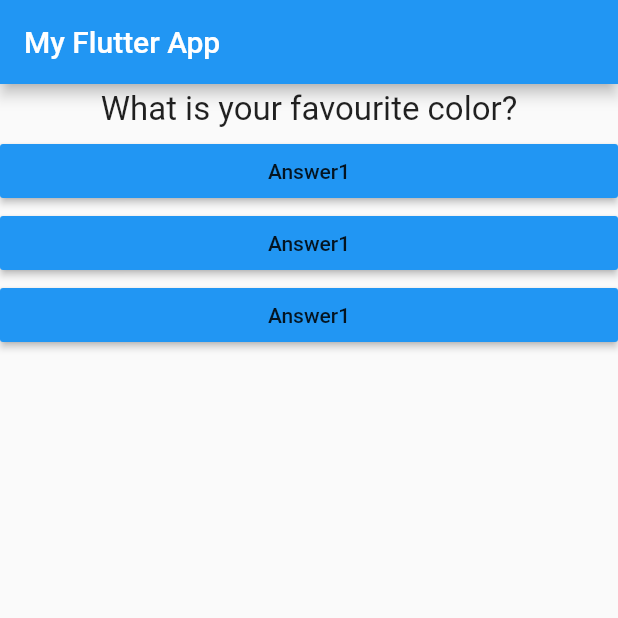
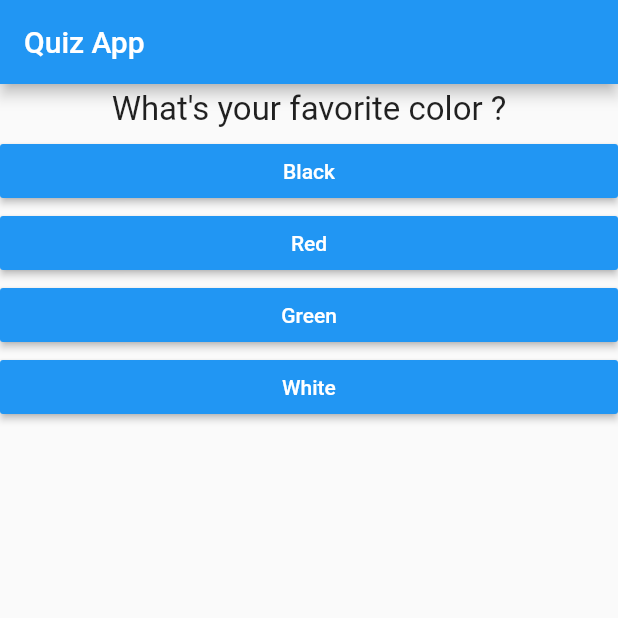
Before and after one commit to sohanzz/Flutter_complete_guide, a Flutter app: the screen it shows after launch, on a phone screen of 412 x 824 dp, the top half of it. Run offline on Flutter 3.47's test engine with Material 2 defaults, Android fonts, the phone set to English and light mode, and no system bars.

Commit message:
App restructure

```diff
--- a/lib/answer.dart
+++ b/lib/answer.dart
@@ -2,8 +2,9 @@ import 'package:flutter/material.dart';
 
 class Answer extends StatelessWidget {
   final Function selectHandler;
+  final String answerText;
 
-  Answer(this.selectHandler);
+  Answer(this.selectHandler, this.answerText);
 
   @override
   Widget build(BuildContext context) {
@@ -11,7 +12,8 @@ class Answer extends StatelessWidget {
       width: double.infinity,
       child: RaisedButton(
         color: Colors.blue,
-        child: Text('Answer1'),
+        textColor: Colors.white,
+        child: Text(answerText),
         onPressed: selectHandler,
       ),
     );
--- a/lib/main.dart
+++ b/lib/main.dart
@@ -1,6 +1,6 @@
 import 'package:flutter/material.dart';
-import './question.dart';
-import './answer.dart';
+import './quiz.dart';
+import './result.dart';
 
 void main() => runApp(MyApp());
 
@@ -10,37 +10,67 @@ class MyApp extends StatefulWidget {
 }
 
 class _MyAppState extends State<MyApp> {
-  var _qIndex = 0;
+  final questions = const [
+    {
+      'questionText': 'What\'s your favorite color ?',
+      'answers': [
+        {'text': 'Black', 'score': 10},
+        {'text': 'Red', 'score': 5},
+        {'text': 'Green', 'score': 3},
+        {'text': 'White', 'score': 1}
+      ],
+    },
+    {
+      'questionText': 'What\'s your favorite animal ?',
+      'answers': [
+        {'text': 'Rabbit', 'score': 3},
+        {'text': 'Snake', 'score': 11},
+        {'text': 'Elephant', 'score': 5},
+        {'text': 'Lion', 'score': 9}
+      ],
+    },
+    {
+      'questionText': 'What\'s your favorite drink ?',
+      'answers': [
+        {'text': 'Beer', 'score': 3},
+        {'text': 'Whisky', 'score': 11},
+        {'text': 'Wine', 'score': 5},
+        {'text': 'Water', 'score': 9}
+      ],
+    },
+  ];
 
-  void _answerQuestion() {
+  var _questionIndex = 0;
+  var _totalScore = 0;
+
+  void _resetQuiz() {
     setState(() {
-      _qIndex = (_qIndex + 1) % 3;
+      _questionIndex = 0;
+      _totalScore = 0;
     });
+  }
 
-    print(_qIndex);
+  void _answerQuestion(int score) {
+    _totalScore += score;
+    setState(() {
+      _questionIndex = _questionIndex + 1;
+    });
   }
 
   @override
   Widget build(BuildContext context) {
-    var questions = [
-      'What is your favourite color?',
-      'What is your favourite animal?',
-      'What is your favourite car?'
-    ];
-
     return MaterialApp(
       home: Scaffold(
         appBar: AppBar(
-          title: Text('My Flutter App'),
+          title: Text('Quiz App'),
         ),
-        body: Column(
-          children: [
-            Question(questions[_qIndex]),
-            Answer(_answerQuestion),
-            Answer(_answerQuestion),
-            Answer(_answerQuestion),
-          ],
-        ),
+        body: _questionIndex < questions.length
+            ? Quiz(
+                questions: questions,
+                questionIndex: _questionIndex,
+                answerQuestion: _answerQuestion,
+              )
+            : Result(_totalScore, _resetQuiz),
       ),
     );
   }
--- a/lib/question.dart
+++ b/lib/question.dart
@@ -1,7 +1,8 @@
 import 'package:flutter/material.dart';
 
 class Question extends StatelessWidget {
-  String questionText;
+  final String questionText;
+
   Question(this.questionText);
 
   @override
@@ -11,7 +12,9 @@ class Question extends StatelessWidget {
       margin: EdgeInsets.all(4),
       child: Text(
         questionText,
-        style: TextStyle(fontSize: 22),
+        style: TextStyle(
+          fontSize: 22,
+        ),
         textAlign: TextAlign.center,
       ),
     );
--- /dev/null
+++ b/lib/quiz.dart
@@ -0,0 +1,30 @@
+ import 'package:flutter/material.dart';
+import './question.dart';
+import './answer.dart';
+
+class Quiz extends StatelessWidget {
+  final List<Map<String, Object>> questions;
+  final int questionIndex;
+  final Function answerQuestion;
+
+  Quiz({
+    @required this.questions,
+    @required this.questionIndex,
+    @required this.answerQuestion,
+  });
+
+  @override
+  Widget build(BuildContext context) {
+    return Column(
+      children: <Widget>[
+        Question(
+          questions[questionIndex]['questionText'],
+        ),
+        ...(questions[questionIndex]['answers'] as List<Map<String, Object>>)
+            .map((answer) {
+          return Answer(() => answerQuestion(answer['score']), answer['text']);
+        }).toList(),
+      ],
+    );
+  }
+}
```
Also changed, not shown: lib/result.dart (added, +42 -0 lines).
